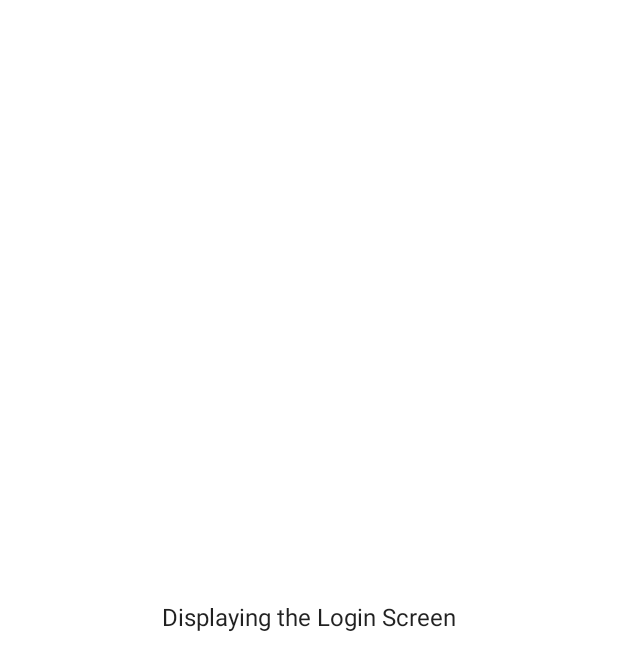
After one commit to ArQcane/FoodItCompose, an Android app built with Jetpack Compose: the composable NavGraph shown on its own in the app's theme, on a phone screen of 412 x 824 dp. The commit adds this screen. Shown: the top 671 px of the screen. Run offline under Robolectric (Android 15) with nearby library versions, the phone set to English and light mode, and no system bars.

Commit message:
Added base structure of the project

```diff
--- /dev/null
+++ b/app/src/main/java/com/example/fooditcompose/ui/NavGraph.kt
@@ -0,0 +1,31 @@
+package com.example.fooditcompose.ui
+
+import androidx.compose.runtime.Composable
+import androidx.navigation.NavController
+import androidx.navigation.NavGraph
+import androidx.navigation.NavHost
+import androidx.navigation.NavHostController
+import androidx.navigation.compose.NavHost
+import androidx.navigation.compose.composable
+import com.example.fooditcompose.ui.screens.auth.LoginScreen
+import com.example.fooditcompose.ui.screens.auth.RegisterScreen
+import com.example.fooditcompose.ui.screens.home.HomeScreen
+import com.example.fooditcompose.ui.utils.Screen
+
+@Composable
+fun NavGraph(navController: NavHostController){
+    NavHost(
+        navController = navController,
+        startDestination = Screen.LoginScreen.route,
+    ){
+        composable(Screen.LoginScreen.route){
+            LoginScreen()
+        }
+        composable(Screen.RegisterScreen.route){
+            RegisterScreen()
+        }
+        composable(Screen.HomeScreen.route){
+            HomeScreen()
+        }
+    }
+}
--- /dev/null
+++ b/app/src/main/java/com/example/fooditcompose/ui/screens/auth/LoginScreen.kt
@@ -0,0 +1,19 @@
+package com.example.fooditcompose.ui.screens.auth
+
+import androidx.compose.foundation.layout.Box
+import androidx.compose.foundation.layout.fillMaxSize
+import androidx.compose.material.Text
+import androidx.compose.runtime.Composable
+import androidx.compose.ui.Alignment
+import androidx.compose.ui.Modifier
+import androidx.compose.ui.semantics.SemanticsProperties.Text
+
+@Composable
+fun LoginScreen() {
+    Box(
+        modifier = Modifier.fillMaxSize(),
+        contentAlignment = Alignment.Center
+    ){
+        Text(text = "Displaying the Login Screen")
+    }
+}
--- /dev/null
+++ b/app/src/main/java/com/example/fooditcompose/ui/utils/Screen.kt
@@ -0,0 +1,11 @@
+package com.example.fooditcompose.ui.utils
+
+sealed class Screen (val route: String){
+    object LoginScreen: Screen("/login")
+    object RegisterScreen: Screen("/register")
+    object HomeScreen: Screen("/home")
+    object SearchScreen: Screen("/search")
+    object RestaurantDetailsScreen: Screen("/restaurant")
+    object ProfileScreen: Screen("/users")
+    object EditProfileScreen: Screen("/editProfile")
+}
```
Also changed, not shown: app/src/main/java/com/example/fooditcompose/App.kt (added, +9 -0 lines), app/src/main/java/com/example/fooditcompose/ui/MainActivity.kt (renamed from app/src/main/java/com/example/fooditcompose/MainActivity.kt, +4 -15 lines), app/src/main/java/com/example/fooditcompose/ui/screens/auth/RegisterScreen.kt (added, +18 -0 lines), app/src/main/java/com/example/fooditcompose/ui/screens/home/HomeScreen.kt (added, +8 -0 lines).
